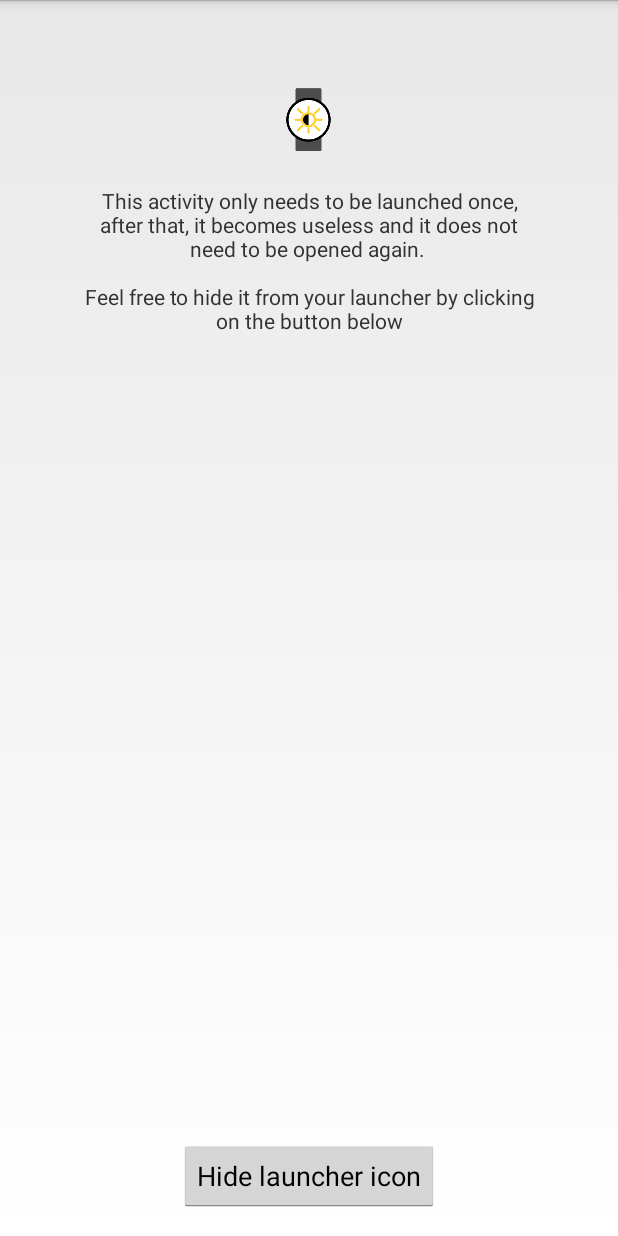
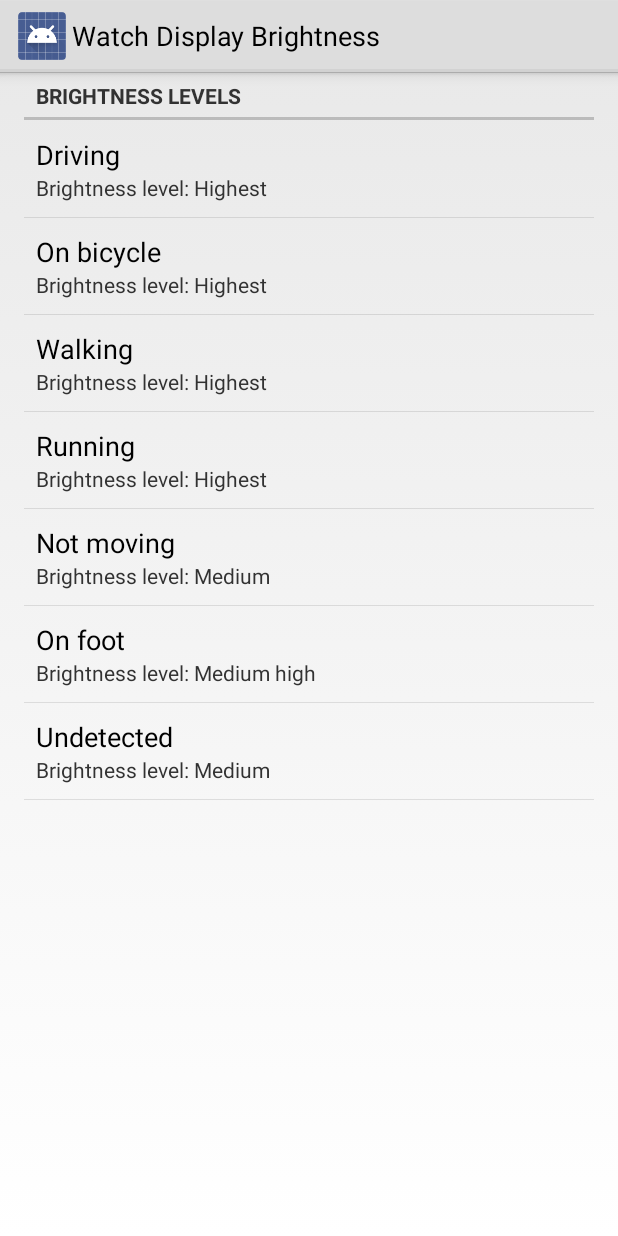
Before and after one commit to velazcod/wear-display-brightness, an Android app: the screen it shows after launch (MainActivity before the commit, BrightnessLevelsPreferenceActivity after it), on a phone screen of 412 x 824 dp. Run offline under Robolectric (Android 15) with nearby library versions, the phone set to English and light mode, and no system bars; 1 statement that could not run was skipped.

Commit message:
Use a PreferenceFragment and SharedPreferences to allow the user to set custom brightness levels depending on the activity

```diff
--- a/mobile/src/main/AndroidManifest.xml
+++ b/mobile/src/main/AndroidManifest.xml
@@ -20,7 +20,7 @@
             android:value="@integer/google_play_services_version" />
 
         <activity
-            android:name=".MainActivity"
+            android:name=".BrightnessLevelsPreferenceActivity"
             android:label="@string/app_name" >
             <intent-filter>
                 <action android:name="android.intent.action.MAIN" />
--- /dev/null
+++ b/mobile/src/main/java/com/danvelazco/wear/displaybrightness/BrightnessLevelsPreferenceActivity.java
@@ -0,0 +1,227 @@
+package com.danvelazco.wear.displaybrightness;
+
+import android.app.ActionBar;
+import android.app.Activity;
+import android.app.ListFragment;
+import android.os.Bundle;
+import android.preference.ListPreference;
+import android.preference.Preference;
+import android.preference.PreferenceFragment;
+import android.view.Window;
+import com.danvelazco.wear.displaybrightness.shared.BrightnessLevel;
+import com.danvelazco.wear.displaybrightness.util.ActivityRecognitionHelper;
+
+/**
+ * @author Daniel Velazco <velazcod@gmail.com>
+ * @since 9/14/14
+ */
+public class BrightnessLevelsPreferenceActivity extends Activity {
+
+    // Preference keys
+    public final static String KEY_PREF_FILENAME = "pref_brightness_levels";
+    public final static String KEY_LEVEL_DRIVING = "level_driving";
+    public final static String KEY_LEVEL_ON_BICYCLE = "level_on_bicycle";
+    public final static String KEY_LEVEL_WALKING = "level_walking";
+    public final static String KEY_LEVEL_RUNNING = "level_running";
+    public final static String KEY_LEVEL_STILL = "level_still";
+    public final static String KEY_LEVEL_ON_FOOT = "level_on_foot";
+    public final static String KEY_LEVEL_UNKNOWN = "level_unknown";
+
+    // Default values
+    public final static int DEFAULT_LEVEL_DRIVING = BrightnessLevel.HIGHEST;
+    public final static int DEFAULT_LEVEL_BICYCLE = BrightnessLevel.HIGHEST;
+    public final static int DEFAULT_LEVEL_WALKING = BrightnessLevel.HIGHEST;
+    public final static int DEFAULT_LEVEL_RUNNING = BrightnessLevel.HIGHEST;
+    public final static int DEFAULT_LEVEL_STILL = BrightnessLevel.MEDIUM;
+    public final static int DEFAULT_LEVEL_ON_FOOT = BrightnessLevel.HIGHEST;
+    public final static int DEFAULT_LEVEL_UNKNOWN = BrightnessLevel.MEDIUM;
+
+    /**
+     * {@inheritDoc}
+     */
+    @Override
+    protected void onCreate(Bundle savedInstanceState) {
+        getWindow().requestFeature(Window.FEATURE_ACTION_BAR);
+        ActionBar actionBar = getActionBar();
+        if (actionBar != null) {
+            actionBar.hide();
+        }
+
+        super.onCreate(savedInstanceState);
+        setContentView(R.layout.activity_fragment_container);
+
+        if (actionBar != null) {
+            actionBar.setDisplayOptions(ActionBar.DISPLAY_SHOW_TITLE | ActionBar.DISPLAY_SHOW_HOME);
+            actionBar.show();
+        }
+
+        if (savedInstanceState == null) {
+            getFragmentManager().beginTransaction()
+                    .add(R.id.container, BrightnessLevelsPreferenceFragment.newInstance())
+                    .commit();
+        }
+
+        // Schedule the activity detection updates
+        ActivityRecognitionHelper activityRecognitionHelper = new ActivityRecognitionHelper(this);
+        activityRecognitionHelper.scheduleActivityUpdates();
+    }
+
+    /**
+     * {@link PreferenceFragment} to show the list preferences to allow the user to map the brightness level for each
+     * activity
+     */
+    public static class BrightnessLevelsPreferenceFragment extends PreferenceFragment implements
+            Preference.OnPreferenceChangeListener {
+
+        // Preference items
+        private ListPreference mPreferenceDriving;
+        private ListPreference mPreferenceBicyle;
+        private ListPreference mPreferenceWalking;
+        private ListPreference mPreferenceRunning;
+        private ListPreference mPreferenceStill;
+        private ListPreference mPreferenceOnFoot;
+        private ListPreference mPreferenceUnknown;
+
+        /**
+         * Fragments constructors should be empty, use newInstance to pass arguments and then set these arguments as a
+         * bundle to the fragment
+         *
+         * @return {@link BrightnessLevelsPreferenceFragment}
+         */
+        public static BrightnessLevelsPreferenceFragment newInstance() {
+            return new BrightnessLevelsPreferenceFragment();
+        }
+
+        /**
+         * {@inheritDoc}
+         */
+        @Override
+        public void onCreate(Bundle savedInstanceState) {
+            super.onCreate(savedInstanceState);
+
+            getPreferenceManager().setSharedPreferencesName(KEY_PREF_FILENAME);
+            addPreferencesFromResource(R.xml.pref_brightness_levels);
+
+            mPreferenceDriving = (ListPreference) findPreference(KEY_LEVEL_DRIVING);
+            mPreferenceDriving.setOnPreferenceChangeListener(this);
+
+            mPreferenceBicyle = (ListPreference) findPreference(KEY_LEVEL_ON_BICYCLE);
+            mPreferenceBicyle.setOnPreferenceChangeListener(this);
+
+            mPreferenceWalking = (ListPreference) findPreference(KEY_LEVEL_WALKING);
+            mPreferenceWalking.setOnPreferenceChangeListener(this);
+
+            mPreferenceRunning = (ListPreference) findPreference(KEY_LEVEL_RUNNING);
+            mPreferenceRunning.setOnPreferenceChangeListener(this);
+
+            mPreferenceStill = (ListPreference) findPreference(KEY_LEVEL_STILL);
+            mPreferenceStill.setOnPreferenceChangeListener(this);
+
+            mPreferenceOnFoot = (ListPreference) findPreference(KEY_LEVEL_ON_FOOT);
+            mPreferenceOnFoot.setOnPreferenceChangeListener(this);
+
+            mPreferenceUnknown = (ListPreference) findPreference(KEY_LEVEL_UNKNOWN);
+            mPreferenceUnknown.setOnPreferenceChangeListener(this);
+        }
+
+        /**
+         * {@inheritDoc}
+         */
+        @Override
+        public void onResume() {
+            super.onResume();
+            resetSummaries();
+        }
+
+        /**
+         * {@inheritDoc}
+         */
+        @Override
+        public boolean onPreferenceChange(Preference preference, Object newValue) {
+            switch (preference.getKey()) {
+                case KEY_LEVEL_DRIVING:
+                    setBrightnessLevelPreferenceSummary(mPreferenceDriving, getPreferenceEntryLabel(mPreferenceDriving,
+                            (CharSequence) newValue));
+                    return true;
+                case KEY_LEVEL_ON_BICYCLE:
+                    setBrightnessLevelPreferenceSummary(mPreferenceBicyle, getPreferenceEntryLabel(mPreferenceBicyle,
+                            (CharSequence) newValue));
+                    return true;
+                case KEY_LEVEL_WALKING:
+                    setBrightnessLevelPreferenceSummary(mPreferenceWalking, getPreferenceEntryLabel(mPreferenceWalking,
+                            (CharSequence) newValue));
+                    return true;
+                case KEY_LEVEL_RUNNING:
+                    setBrightnessLevelPreferenceSummary(mPreferenceRunning, getPreferenceEntryLabel(mPreferenceRunning,
+                            (CharSequence) newValue));
+                    return true;
+                case KEY_LEVEL_STILL:
+                    setBrightnessLevelPreferenceSummary(mPreferenceStill, getPreferenceEntryLabel(mPreferenceStill,
+                            (CharSequence) newValue));
+                    return true;
+                case KEY_LEVEL_ON_FOOT:
+                    setBrightnessLevelPreferenceSummary(mPreferenceOnFoot, getPreferenceEntryLabel(mPreferenceOnFoot,
+                            (CharSequence) newValue));
+                    return true;
+                case KEY_LEVEL_UNKNOWN:
+                    setBrightnessLevelPreferenceSummary(mPreferenceUnknown, getPreferenceEntryLabel(mPreferenceUnknown,
+                            (CharSequence) newValue));
+                    return true;
+            }
+            return false;
+        }
+
+        /**
+         * Method to reset the summary in all the {@link ListPreference} items to match the current selected value
+         */
+        private void resetSummaries() {
+            setBrightnessLevelPreferenceSummary(mPreferenceDriving, mPreferenceDriving.getEntry());
+            setBrightnessLevelPreferenceSummary(mPreferenceBicyle, mPreferenceBicyle.getEntry());
+            setBrightnessLevelPreferenceSummary(mPreferenceWalking, mPreferenceWalking.getEntry());
+            setBrightnessLevelPreferenceSummary(mPreferenceRunning, mPreferenceRunning.getEntry());
+            setBrightnessLevelPreferenceSummary(mPreferenceStill, mPreferenceStill.getEntry());
+            setBrightnessLevelPreferenceSummary(mPreferenceOnFoot, mPreferenceOnFoot.getEntry());
+            setBrightnessLevelPreferenceSummary(mPreferenceUnknown, mPreferenceUnknown.getEntry());
+        }
+
+        /**
+         * Helper method to find the entry label for a new entry value by finding the index of the new value, and
+         * selecting the label by using the same index from the entries array. (Size of array must match, but this is
+         * already a requirement for the {@linkplain ListFragment ListPreference's} when using {@link
+         * ListPreference#setEntries(CharSequence[])} and {@link ListPreference#setEntryValues(CharSequence[])}
+         * together.
+         *
+         * @param preference
+         *         {@link ListPreference}
+         * @param entryValueSelected
+         *         {@link CharSequence}
+         * @return {@linkplain CharSequence}
+         */
+        private CharSequence getPreferenceEntryLabel(ListPreference preference, CharSequence entryValueSelected) {
+            CharSequence[] values = preference.getEntryValues();
+            CharSequence[] entries = preference.getEntries();
+            for (int i = 0; i < values.length; i++) {
+                if (entryValueSelected == values[i]) {
+                    return entries[i];
+                }
+            }
+            return null;
+        }
+
+        /**
+         * Set the summary for the preference by formatting the new selected value label
+         *
+         * @param preference
+         *         {@link ListPreference}
+         * @param valueLabel
+         *         {@link CharSequence}
+         */
+        private void setBrightnessLevelPreferenceSummary(ListPreference preference, CharSequence valueLabel) {
+            if (preference != null) {
+                preference.setSummary(String.format(getString(R.string.lbl_activity_preference_summary), valueLabel));
+            }
+        }
+
+    }
+
+}
--- a/mobile/src/main/java/com/danvelazco/wear/displaybrightness/MainActivity.java
+++ /dev/null
@@ -1,179 +0,0 @@
-package com.danvelazco.wear.displaybrightness;
-
-import android.app.Activity;
-import android.content.ComponentName;
-import android.content.SharedPreferences;
-import android.content.pm.PackageManager;
-import android.os.Bundle;
-import android.preference.PreferenceManager;
-import android.util.Log;
-import android.view.View;
-import android.view.ViewGroup;
-import android.widget.Button;
-import android.widget.TextView;
-import com.danvelazco.wear.displaybrightness.shared.BrightnessLevel;
-import com.danvelazco.wear.displaybrightness.util.ActivityRecognitionHelper;
-import com.google.android.gms.common.ConnectionResult;
-import com.google.android.gms.common.api.GoogleApiClient;
-import com.google.android.gms.wearable.PutDataMapRequest;
-import com.google.android.gms.wearable.PutDataRequest;
-import com.google.android.gms.wearable.Wearable;
-
-public class MainActivity extends Activity implements View.OnClickListener, GoogleApiClient.ConnectionCallbacks, GoogleApiClient.OnConnectionFailedListener {
-
-    // Constants
-    private static final String LOG_TAG = "MainActivity";
-
-    // Members
-    private GoogleApiClient mGoogleApiClient;
-    private TextView mTvDebugInfo = null;
-
-    /**
-     * {@inheritDoc}
-     */
-    @Override
-    protected void onCreate(Bundle savedInstanceState) {
-        super.onCreate(savedInstanceState);
-        setContentView(R.layout.activity_main);
-
-        // Schedule the activity detection updates
-        ActivityRecognitionHelper activityRecognitionHelper = new ActivityRecognitionHelper(this);
-        activityRecognitionHelper.scheduleActivityUpdates();
-
-        // Build the GoogleApiClient
-        mGoogleApiClient = new GoogleApiClient.Builder(this)
-                .addApi(Wearable.API)
-                .addConnectionCallbacks(this)
-                .addOnConnectionFailedListener(this)
-                .build();
-
-        Button btnHideActivity = (Button) findViewById(R.id.btn_hide_activity);
-        btnHideActivity.setOnClickListener(this);
-
-        // If we are in debug mode, show these icons so that we can manually set/control the brightness levels
-        // on the watch from the phone, for testing purposes
-        if (BuildConfig.DEBUG) {
-            ViewGroup buttonsViewGroup = (ViewGroup) findViewById(R.id.layout_buttons);
-            buttonsViewGroup.setVisibility(View.VISIBLE);
-
-            mTvDebugInfo = (TextView) findViewById(R.id.tv_debug_info);
-            mTvDebugInfo.setVisibility(View.VISIBLE);
-
-            SharedPreferences sharedPreferences = PreferenceManager.getDefaultSharedPreferences(this);
-            String sunrise = sharedPreferences.getString("sunrise_time", null);
-            String sunset = sharedPreferences.getString("sunset_time", null);
-            mTvDebugInfo.setText("Sunrise: " + sunrise + " - Sunset: " + sunset);
-
-            Button btnBrightnessLow = (Button) findViewById(R.id.btn_brightness_low);
-            btnBrightnessLow.setOnClickListener(this);
-
-            Button btnBrightnessMed = (Button) findViewById(R.id.btn_brightness_med);
-            btnBrightnessMed.setOnClickListener(this);
-
-            Button btnBrightnessHi = (Button) findViewById(R.id.btn_brightness_hi);
-            btnBrightnessHi.setOnClickListener(this);
-        }
-
-    }
-
-    /**
-     * {@inheritDoc}
-     */
-    @Override
-    protected void onStart() {
-        super.onStart();
-
-        if (mGoogleApiClient != null && !mGoogleApiClient.isConnected() && !mGoogleApiClient.isConnecting()) {
-            mGoogleApiClient.connect();
-        }
-    }
-
-    /**
-     * {@inheritDoc}
-     */
-    @Override
-    protected void onDestroy() {
-        if (mGoogleApiClient != null) {
-            mGoogleApiClient.disconnect();
-            mGoogleApiClient = null;
-        }
-
-        super.onDestroy();
-    }
-
-    /**
-     * {@inheritDoc}
-     */
-    @Override
-    public void onConnected(Bundle bundle) {
-        // Not implemented
-    }
-
-    /**
-     * {@inheritDoc}
-     */
-    @Override
-    public void onConnectionSuspended(int i) {
-        // Not implemented
-    }
-
-    /**
-     * {@inheritDoc}
-     */
-    @Override
-    public void onConnectionFailed(ConnectionResult connectionResult) {
-        // Not implemented
-    }
-
-    /**
-     * {@inheritDoc}
-     */
-    @Override
-    public void onClick(View v) {
-        switch (v.getId()) {
-            case R.id.btn_hide_activity:
-                hideAppIcon();
-                finish();
-                break;
-            case R.id.btn_brightness_low:
-                sendBrightnessLevelToWatch(BrightnessLevel.LOWEST);
-                break;
-            case R.id.btn_brightness_med:
-                sendBrightnessLevelToWatch(BrightnessLevel.MEDIUM);
-                break;
-            case R.id.btn_brightness_hi:
-                sendBrightnessLevelToWatch(BrightnessLevel.HIGHEST);
-                break;
-        }
-    }
-
-    /**
-     * Use the {@link PackageManager} to disable this activity's component which will in turn hide the icon from the
-     * launcher
-     */
-    private void hideAppIcon() {
-        PackageManager pm = getPackageManager();
-        if (pm != null) {
-            pm.setComponentEnabledSetting(new ComponentName(this, MainActivity.class),
-                    PackageManager.COMPONENT_ENABLED_STATE_DISABLED, PackageManager.DONT_KILL_APP);
-        }
-    }
-
-    /**
-     * Use the {@link GoogleApiClient} to send a data item to the wearable using the Wear Data API
-     *
-     * @param level
-     *         {@link BrightnessLevel} to be sent to the watch
-     */
-    private void sendBrightnessLevelToWatch(int level) {
-        Log.d(LOG_TAG, "sendBrightnessLevelToWatch(level=" + level + ")");
-        if (mGoogleApiClient != null && mGoogleApiClient.isConnected()) {
-            PutDataMapRequest dataMap = PutDataMapRequest.create(BrightnessLevel.PATH_BRIGHTNESS);
-            dataMap.getDataMap().putInt(BrightnessLevel.FIELD_NAME, level);
-            PutDataRequest request = dataMap.asPutDataRequest();
-            Wearable.DataApi.putDataItem(mGoogleApiClient, request);
-            Log.d(LOG_TAG, "Data sent to watch");
-        }
-    }
-
-}
--- /dev/null
+++ b/mobile/src/main/res/layout/activity_fragment_container.xml
@@ -0,0 +1,7 @@
+<FrameLayout xmlns:android="http://schemas.android.com/apk/res/android"
+    xmlns:tools="http://schemas.android.com/tools"
+    android:id="@+id/container"
+    android:layout_width="match_parent"
+    android:layout_height="match_parent"
+    tools:context=".AlertPreferencesActivity"
+    tools:ignore="MergeRootFrame" />
--- a/mobile/src/main/res/layout/activity_main.xml
+++ /dev/null
@@ -1,83 +0,0 @@
-<RelativeLayout xmlns:android="http://schemas.android.com/apk/res/android"
-    xmlns:tools="http://schemas.android.com/tools"
-    android:layout_width="match_parent"
-    android:layout_height="match_parent"
-    android:paddingLeft="@dimen/activity_horizontal_margin"
-    android:paddingRight="@dimen/activity_horizontal_margin"
-    android:paddingTop="@dimen/activity_vertical_margin"
-    android:paddingBottom="@dimen/activity_vertical_margin"
-    tools:context=".MainActivity">
-
-    <ImageView
-        android:id="@+id/tv_logo"
-        android:layout_width="wrap_content"
-        android:layout_height="wrap_content"
-        android:layout_centerHorizontal="true"
-        android:layout_marginTop="40dp"
-        android:src="@drawable/ic_launcher"
-        android:contentDescription="@string/txt_app_icon" />
-
-    <TextView
-        android:id="@+id/tv_app_info"
-        android:layout_width="wrap_content"
-        android:layout_height="wrap_content"
-        android:layout_centerHorizontal="true"
-        android:layout_below="@id/tv_logo"
-        android:layout_marginTop="20dp"
-        android:paddingLeft="40dp"
-        android:paddingRight="40dp"
-        android:gravity="center"
-        android:text="@string/txt_useless_activity_notice" />
-
-    <TextView
-        android:id="@+id/tv_debug_info"
-        android:layout_width="wrap_content"
-        android:layout_height="wrap_content"
-        android:layout_centerHorizontal="true"
-        android:layout_below="@id/tv_app_info"
-        android:layout_marginTop="40dp"
-        android:text="Debug information"
-        android:visibility="gone"/>
-
-    <Button
-        android:id="@+id/btn_hide_activity"
-        android:layout_width="wrap_content"
-        android:layout_height="wrap_content"
-        android:layout_centerHorizontal="true"
-        android:layout_alignParentBottom="true"
-        android:text="@string/txt_hide_icon"/>
-
-    <LinearLayout
-        android:id="@+id/layout_buttons"
-        android:layout_width="match_parent"
-        android:layout_height="wrap_content"
-        android:orientation="horizontal"
-        android:layout_above="@id/btn_hide_activity"
-        android:layout_marginBottom="20dp"
-        android:visibility="gone"
-        android:weightSum="0.9">
-
-        <Button
-            android:id="@+id/btn_brightness_low"
-            android:layout_width="wrap_content"
-            android:layout_height="wrap_content"
-            android:layout_weight="0.3"
-            android:text="Low" />
-
-        <Button
-            android:id="@+id/btn_brightness_med"
-            android:layout_width="wrap_content"
-            android:layout_height="wrap_content"
-            android:layout_weight="0.3"
-            android:text="Medium" />
-
-        <Button
-            android:id="@+id/btn_brightness_hi"
-            android:layout_width="wrap_content"
-            android:layout_height="wrap_content"
-            android:layout_weight="0.3"
-            android:text="High" />
-
-    </LinearLayout>
-
-</RelativeLayout>
--- a/mobile/src/main/res/values/dimens.xml
+++ b/mobile/src/main/res/values/dimens.xml
@@ -1,5 +1,7 @@
 <resources>
+
     <!-- Default screen margins, per the Android Design guidelines. -->
     <dimen name="activity_horizontal_margin">16dp</dimen>
     <dimen name="activity_vertical_margin">16dp</dimen>
+
 </resources>
--- a/mobile/src/main/res/values/strings.xml
+++ b/mobile/src/main/res/values/strings.xml
@@ -2,9 +2,25 @@
 <resources>
 
     <string name="app_name">Watch Display Brightness</string>
-    <string name="txt_hide_icon">Hide launcher icon</string>
-    <string name="txt_app_icon">Application icon</string>
-    <string name="txt_useless_activity_notice">This activity only needs to be launched once, after that, it becomes useless and it does not need to be opened again.
-    \n\nFeel free to hide it from your launcher by clicking on the button below</string>
+
+    <string name="lbl_brightness_levels">Brightness levels (Daytime only)</string>
+    <string name="lbl_activity_preference_summary">Brightness level: %s</string>
+
+    <!-- Activities -->
+    <string name="lbl_activity_driving">Driving</string>
+    <string name="lbl_activity_on_bicycle">On bicycle</string>
+    <string name="lbl_activity_walking">Walking</string>
+    <string name="lbl_activity_running">Running</string>
+    <string name="lbl_activity_still">Not moving</string>
+    <string name="lbl_activity_on_foot">On foot</string>
+    <string name="lbl_activity_unknown">Undetected</string>
+
+    <string-array name="brightness_levels_array">
+        <item>Lowest</item>
+        <item>Medium low</item>
+        <item>Medium</item>
+        <item>Medium high</item>
+        <item>Highest</item>
+    </string-array>
 
 </resources>
--- a/mobile/src/main/res/values/styles.xml
+++ b/mobile/src/main/res/values/styles.xml
@@ -1,8 +1,14 @@
 <resources>
 
     <!-- Base application theme. -->
-    <style name="AppTheme" parent="android:Theme.Holo.Light.NoActionBar">
+    <style name="BaseTheme" parent="android:Theme.Holo.Light" />
+
+    <style name="AppTheme" parent="@style/BaseTheme">
         <!-- Customize your theme here. -->
+
+        <!-- Hide action bar and set title size to 0 temporarily while we load -->
+        <item name="android:windowActionBar">false</item>
+        <item name="android:windowTitleSize">0dp</item>
     </style>
 
 </resources>
--- /dev/null
+++ b/mobile/src/main/res/xml/pref_brightness_levels.xml
@@ -0,0 +1,57 @@
+<?xml version="1.0" encoding="utf-8"?>
+<PreferenceScreen xmlns:android="http://schemas.android.com/apk/res/android">
+
+    <PreferenceCategory android:title="Brightness levels">
+
+        <ListPreference
+            android:key="level_driving"
+            android:title="@string/lbl_activity_driving"
+            android:entries="@array/brightness_levels_array"
+            android:entryValues="@array/brightness_levels_values"
+            android:defaultValue="@string/brightness_level_highest_value" />
+
+        <ListPreference
+            android:key="level_on_bicycle"
+            android:title="@string/lbl_activity_on_bicycle"
+            android:entries="@array/brightness_levels_array"
+            android:entryValues="@array/brightness_levels_values"
+            android:defaultValue="@string/brightness_level_highest_value" />
+
+        <ListPreference
+            android:key="level_walking"
+            android:title="@string/lbl_activity_walking"
+            android:entries="@array/brightness_levels_array"
+            android:entryValues="@array/brightness_levels_values"
+            android:defaultValue="@string/brightness_level_highest_value" />
+
+        <ListPreference
+            android:key="level_running"
+            android:title="@string/lbl_activity_running"
+            android:entries="@array/brightness_levels_array"
+            android:entryValues="@array/brightness_levels_values"
+            android:defaultValue="@string/brightness_level_highest_value" />
+
+        <ListPreference
+            android:key="level_still"
+            android:title="@string/lbl_activity_still"
+            android:entries="@array/brightness_levels_array"
+            android:entryValues="@array/brightness_levels_values"
+            android:defaultValue="@string/brightness_level_medium_value" />
+
+        <ListPreference
+            android:key="level_on_foot"
+            android:title="@string/lbl_activity_on_foot"
+            android:entries="@array/brightness_levels_array"
+            android:entryValues="@array/brightness_levels_values"
+            android:defaultValue="@string/brightness_level_medium_high_value" />
+
+        <ListPreference
+            android:key="level_unknown"
+            android:title="@string/lbl_activity_unknown"
+            android:entries="@array/brightness_levels_array"
+            android:entryValues="@array/brightness_levels_values"
+            android:defaultValue="@string/brightness_level_medium_value" />
+
+    </PreferenceCategory>
+
+</PreferenceScreen>
```
Also changed, not shown: mobile/src/main/java/com/danvelazco/wear/displaybrightness/service/ActivityRecognitionIntentService.java (+48 -27 lines).
